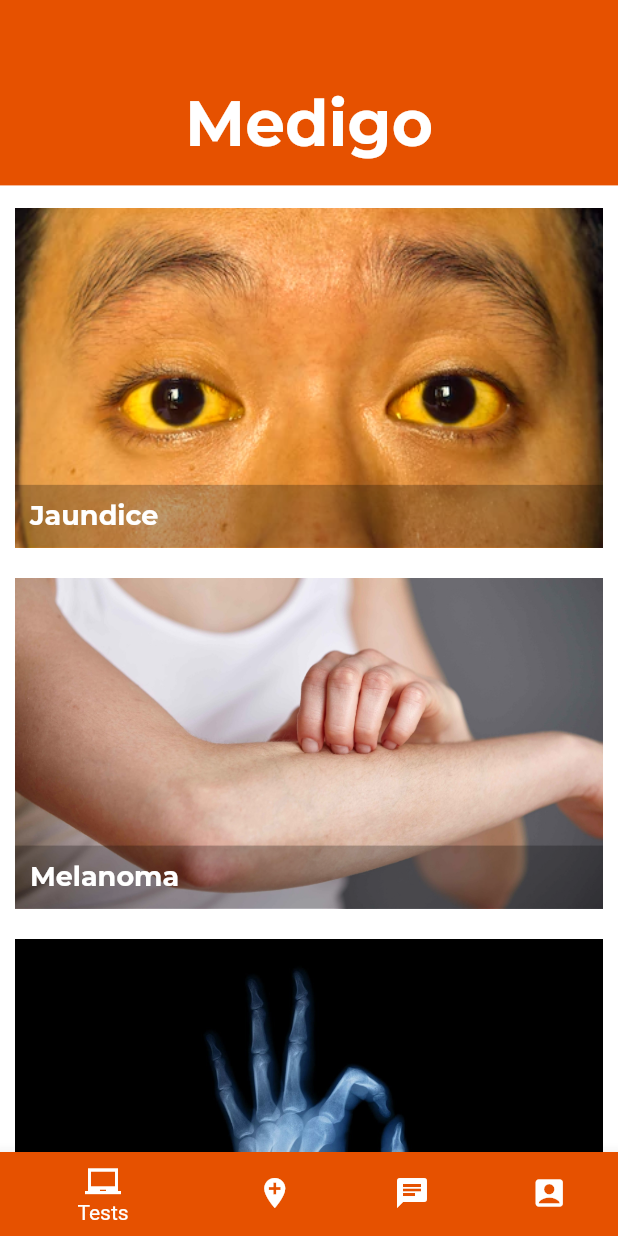
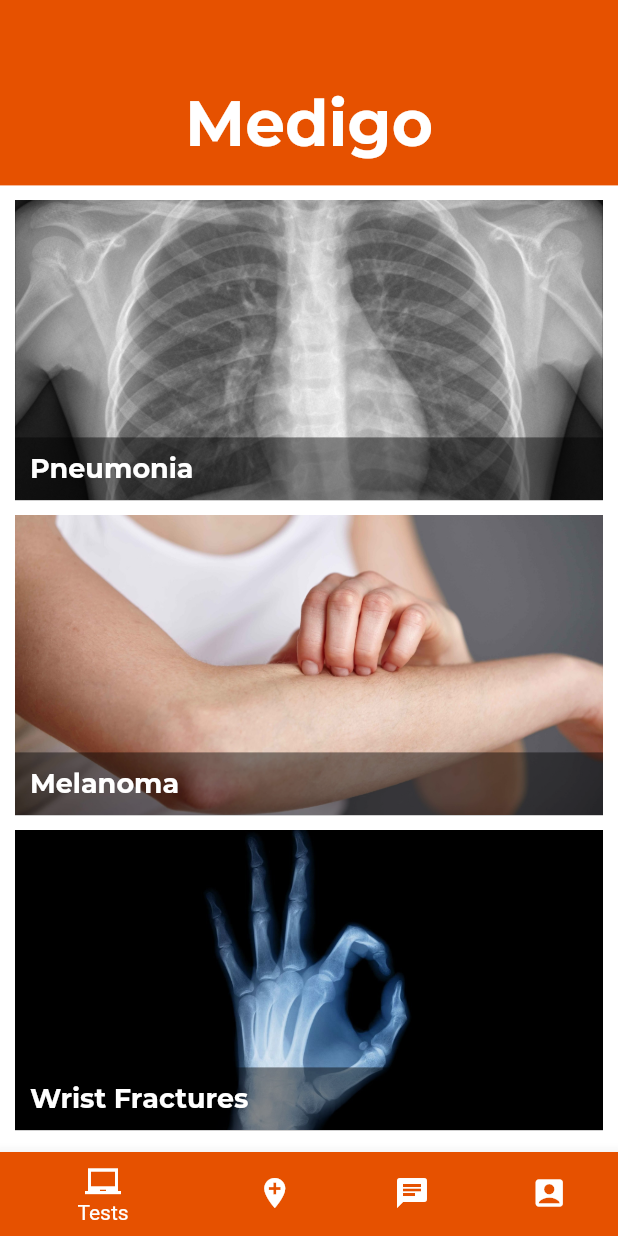
Before and after one commit to amlannandy/MedLife, a Flutter app: the screen it shows after launch, on a phone screen of 412 x 824 dp. Run offline on Flutter 3.47's test engine with Material 2 defaults, Android fonts, the phone set to English and light mode, and no system bars; our stand-ins replace cloud_firestore, firebase_storage, fluttertoast, google_maps_flutter, image_picker; missing offline and left inert: flutter_dialogflow; accounts and stored records are empty; project files that could hold a hidden picture were left out.

```diff
--- /dev/null
+++ b/assets/melanoma_model/dict.txt
@@ -0,0 +1,2 @@
+Malignant
+Benign
--- a/lib/providers/hospitals.dart
+++ b/lib/providers/hospitals.dart
@@ -25,7 +25,6 @@ class Hospitals with ChangeNotifier {
       ),
     );
     _hospitals = temp;
-    notifyListeners();
   }
 
   Set<Marker> getHospitalMarkers(BuildContext context, Function getHospitalDetails) {
--- a/lib/providers/tests.dart
+++ b/lib/providers/tests.dart
@@ -26,7 +26,6 @@ class Tests with ChangeNotifier {
     );
     if (temp != null)
       _tests = temp;
-    notifyListeners();
   }
 
   Future<void> uploadTest(String test, String result) async {
--- a/lib/screens/map_screen.dart
+++ b/lib/screens/map_screen.dart
@@ -66,7 +66,7 @@ class _MapScreenState extends State<MapScreen> {
                   fit: BoxFit.cover,
                 ),
                 Container(
-                  color: Colors.black26,
+                  color: Colors.black54,
                   padding: const EdgeInsets.all(5),
                   child: Text(
                     currentHospital.address,
--- a/lib/screens/tests_screen.dart
+++ b/lib/screens/tests_screen.dart
@@ -39,8 +39,8 @@ class _TestsScreenState extends State<TestsScreen> {
             [
               SizedBox(height: 5),
               TestCard(
-                "Jaundice",
-                "assets/images/jaundice.png",
+                "Pneumonia",
+                "assets/images/pneumonia.jpeg",
               ),
               TestCard(
                 "Melanoma",
--- a/lib/widgets/test_card.dart
+++ b/lib/widgets/test_card.dart
@@ -16,14 +16,19 @@ class TestCard extends StatelessWidget {
         Navigator.of(context).pushNamed(TestingScreen.routeName, arguments: name);
       },
       child: Container(
-        margin: const EdgeInsets.all(10),
+        margin: const EdgeInsets.only(
+          top: 5,
+          bottom: 5,
+          left: 10,
+          right: 10,
+        ),
         child: Stack(
           alignment: Alignment.bottomCenter,
           children: <Widget>[
-            Image.asset(image),
+            Image.asset(image, height: 200, width: double.infinity, fit: BoxFit.cover,),
             Container(
               width: double.infinity,
-              color: Colors.black26,
+              color: Colors.black45,
               padding: const EdgeInsets.all(10),
               child: Text(
                 name,
```
Also changed, not shown: pubspec.yaml (+7 -1 lines), assets/images/pneumonia.jpeg (added), assets/melanoma_model/manifest.json (added), 1 other file.
